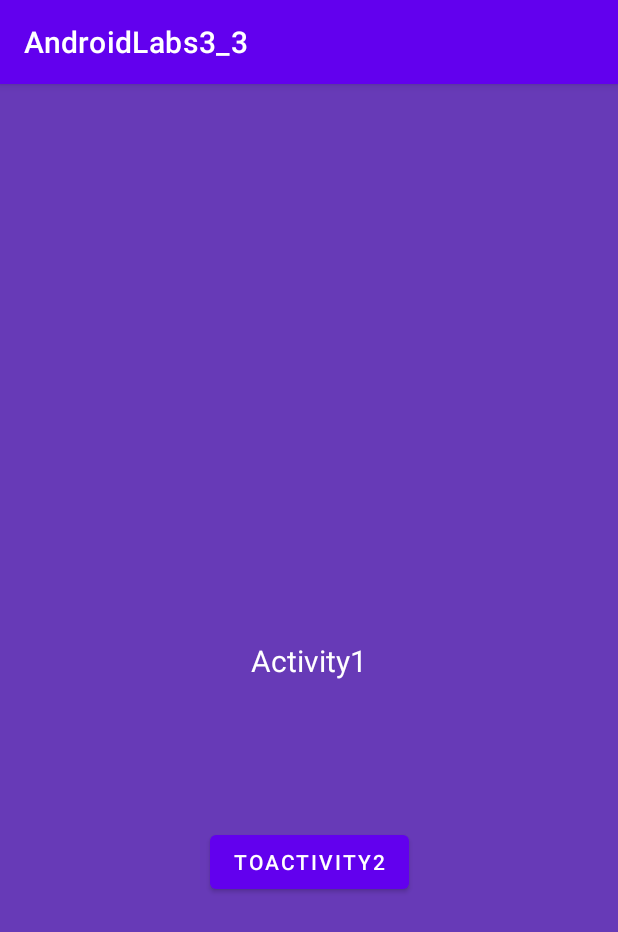
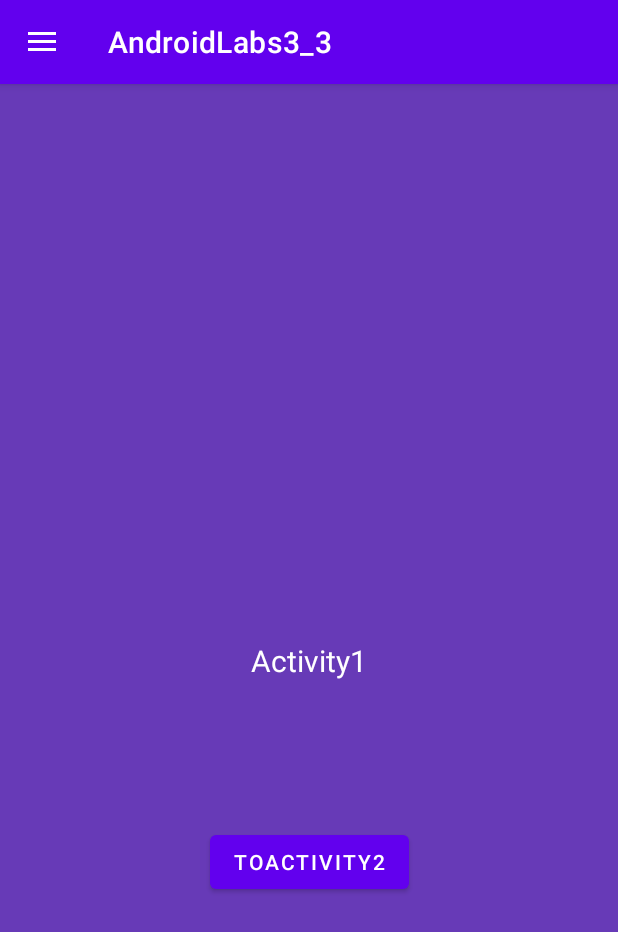
Before and after one commit to NoG4Ek/AndroidLabs3_3, an Android app: the screen it shows after launch (MainActivity), on a phone screen of 412 x 824 dp. Shown: the top 932 px of the screen. Run offline under Robolectric (Android 15) with nearby library versions, the phone set to English and light mode, and no system bars.

Commit message:
refactoring to correct menu in navDrawer

```diff
--- a/app/src/main/AndroidManifest.xml
+++ b/app/src/main/AndroidManifest.xml
@@ -11,18 +11,16 @@
         android:theme="@style/Theme.AndroidLabs3_3">
         <activity
             android:name=".ActivityAbout"
-            android:exported="true"
             android:parentActivityName=".MainActivity"/>
         <activity
             android:name=".Activity3"
-            android:exported="true"
             android:parentActivityName=".Activity2"/>
         <activity
             android:name=".Activity2"
-            android:exported="true"
             android:parentActivityName=".MainActivity"/>
         <activity
             android:name=".MainActivity"
+            android:parentActivityName=".MainActivity"
             android:exported="true">
             <intent-filter>
                 <action android:name="android.intent.action.MAIN" />
--- a/app/src/main/java/com/poly/androidlabs3_3/ActivityAbout.kt
+++ b/app/src/main/java/com/poly/androidlabs3_3/ActivityAbout.kt
@@ -17,7 +17,7 @@ class ActivityAbout : AppCompatActivity() {
     }
 
     override fun onSupportNavigateUp(): Boolean {
-        onBackPressed()
+        finish()
         return true
     }
 }
--- a/app/src/main/java/com/poly/androidlabs3_3/MainActivity.kt
+++ b/app/src/main/java/com/poly/androidlabs3_3/MainActivity.kt
@@ -4,19 +4,35 @@ import android.content.Intent
 import androidx.appcompat.app.AppCompatActivity
 import android.os.Bundle
 import com.poly.androidlabs3_3.databinding.Activity1Binding
+import android.view.MenuItem
+import com.google.android.material.navigation.NavigationView
+import androidx.core.view.GravityCompat
+import android.view.View
+import androidx.drawerlayout.widget.DrawerLayout
+import androidx.appcompat.app.ActionBarDrawerToggle
 
-class MainActivity : AppCompatActivity() {
+
+
+
+class MainActivity : AppCompatActivity(), NavigationView.OnNavigationItemSelectedListener {
     override fun onCreate(savedInstanceState: Bundle?) {
         super.onCreate(savedInstanceState)
 
         val binding = Activity1Binding.inflate(layoutInflater)
         setContentView(binding.root)
 
+        val drawer = findViewById<View>(R.id.drawer_layout) as DrawerLayout
+        val toggle = ActionBarDrawerToggle(
+            this, drawer, R.string.navigation_drawer_open, R.string.navigation_drawer_close
+        )
+        drawer.addDrawerListener(toggle)
+        toggle.syncState()
+
+        val navigationView = findViewById<View>(R.id.nav_view) as NavigationView
+        navigationView.setNavigationItemSelectedListener(this)
+
         binding.bnToSecond.setOnClickListener {
             goToSecond()
-        }
-        binding.bnToAbout.setOnClickListener {
-            goToAbout()
         }
     }
 
@@ -25,13 +41,42 @@ class MainActivity : AppCompatActivity() {
         startActivity(intent)
     }
 
+    override fun onNavigationItemSelected(item: MenuItem): Boolean {
+        val navigationView = findViewById<NavigationView>(R.id.nav_view)
+        navigationView.bringToFront()
+        val drawer = findViewById<View>(R.id.drawer_layout) as DrawerLayout
+        drawer.closeDrawer(GravityCompat.START)
+        return when (item.itemId) {
+            R.id.activityAbout -> {
+                goToAbout()
+                true
+            }
+            else -> super.onOptionsItemSelected(item)
+        }
+    }
+
+    override fun onSupportNavigateUp(): Boolean {
+        val drawer = findViewById<View>(R.id.drawer_layout) as DrawerLayout
+        return if (drawer.isDrawerOpen(GravityCompat.START)) {
+            drawer.closeDrawer(GravityCompat.START)
+            true
+        } else {
+            drawer.openDrawer(GravityCompat.START)
+            true
+        }
+    }
+
+    override fun onBackPressed() {
+        val drawer = findViewById<View>(R.id.drawer_layout) as DrawerLayout
+        if (drawer.isDrawerOpen(GravityCompat.START)) {
+            drawer.closeDrawer(GravityCompat.START)
+        } else {
+            super.onBackPressed()
+        }
+    }
+
     private fun goToAbout() {
         val intent = Intent(this, ActivityAbout::class.java)
         startActivity(intent)
     }
-
-    override fun onSupportNavigateUp(): Boolean {
-        onBackPressed()
-        return true
-    }
 }
--- a/app/src/main/res/layout/activity_1.xml
+++ b/app/src/main/res/layout/activity_1.xml
@@ -43,19 +43,7 @@
         android:layout_width="wrap_content"
         android:layout_height="match_parent"
         android:layout_gravity="start"
-        android:fitsSystemWindows="true">
-
-        <LinearLayout
-            android:layout_width="match_parent"
-            android:layout_height="match_parent"
-            android:orientation="vertical">
-
-            <Button
-                android:id="@+id/bnToAbout"
-                android:layout_width="wrap_content"
-                android:layout_height="wrap_content"
-                android:layout_gravity="center"
-                android:text="@string/to_about" />
-        </LinearLayout>
+        android:fitsSystemWindows="true"
+        app:menu="@menu/nav_menu">
     </com.google.android.material.navigation.NavigationView>
 </androidx.drawerlayout.widget.DrawerLayout>
--- /dev/null
+++ b/app/src/main/res/menu/nav_menu.xml
@@ -0,0 +1,8 @@
+<?xml version="1.0" encoding="utf-8"?>
+<menu xmlns:android="http://schemas.android.com/apk/res/android">
+    <item
+        android:id="@+id/activityAbout"
+        android:title="@string/to_about"
+        android:menuCategory="secondary"
+        />
+</menu>
--- a/app/src/main/res/values/strings.xml
+++ b/app/src/main/res/values/strings.xml
@@ -9,4 +9,6 @@
     <string name="activity3">Activity3</string>
     <string name="about">ActivityAbout</string>
     <string name="back">Back</string>
+    <string name="navigation_drawer_open">drawerOpen</string>
+    <string name="navigation_drawer_close">drawerClose</string>
 </resources>
```
Also changed, not shown: app/src/main/java/com/poly/androidlabs3_3/Activity2.kt (+24 -5 lines), app/src/main/java/com/poly/androidlabs3_3/Activity3.kt (+26 -4 lines), app/src/main/res/layout/activity_2.xml (+2 -15 lines), app/src/main/res/layout/activity_3.xml (+2 -14 lines).
